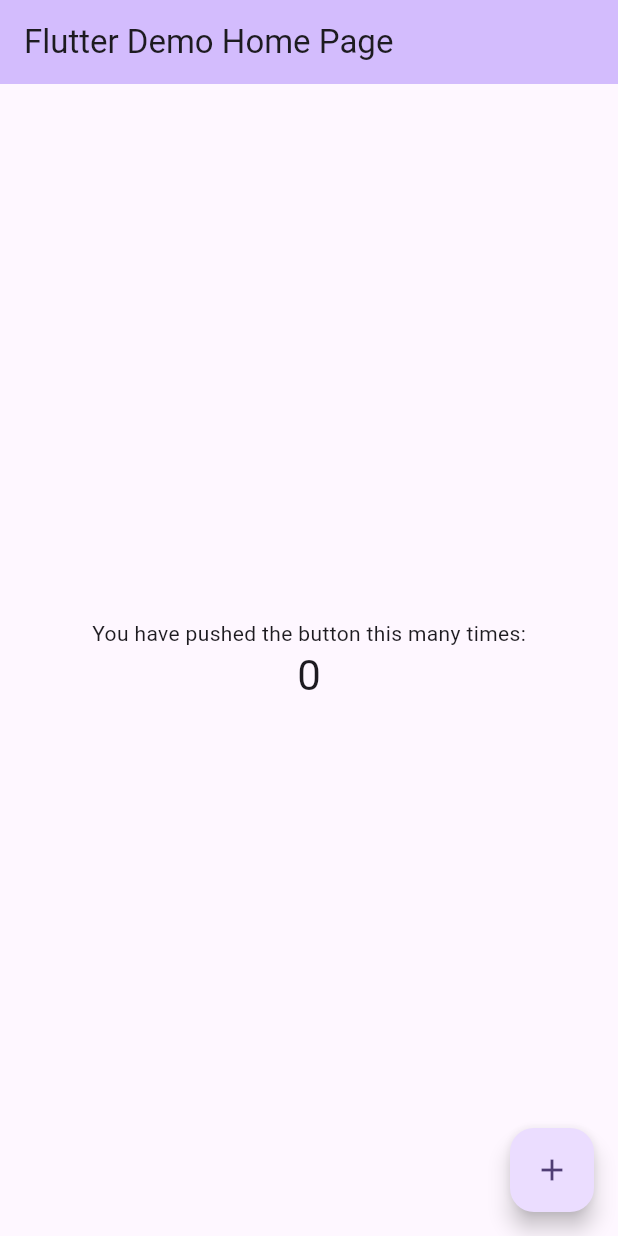
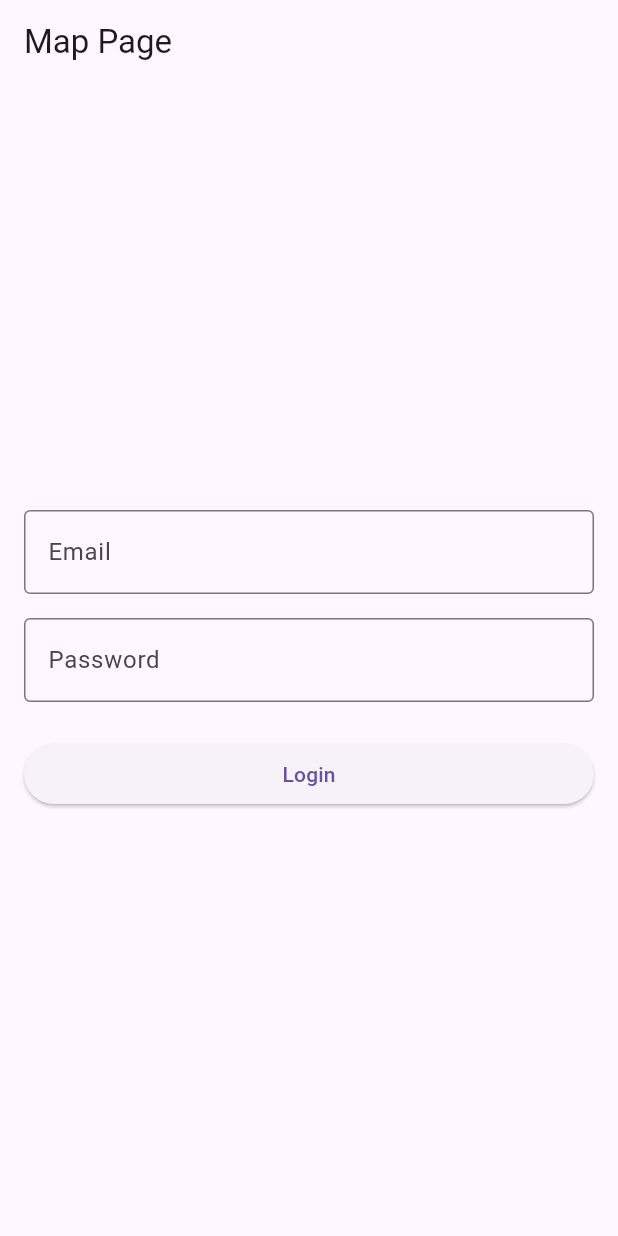
Before and after one commit to DGandIH/UniChat, a Flutter app: the screen it shows after launch, on a phone screen of 412 x 824 dp. Run offline on Flutter 3.47's test engine with Material 3 defaults, Android fonts, the light colour scheme and no system bars.

Commit message:
feat: 라우터 설정 및 예시 위젯 작성(login)

```diff
--- a/unichat/lib/main.dart
+++ b/unichat/lib/main.dart
@@ -1,125 +1,6 @@
 import 'package:flutter/material.dart';
+import 'package:unichat/router/app.dart';
 
 void main() {
   runApp(const MyApp());
 }
-
-class MyApp extends StatelessWidget {
-  const MyApp({super.key});
-
-  // This widget is the root of your application.
-  @override
-  Widget build(BuildContext context) {
-    return MaterialApp(
-      title: 'Flutter Demo',
-      theme: ThemeData(
-        // This is the theme of your application.
-        //
-        // TRY THIS: Try running your application with "flutter run". You'll see
-        // the application has a blue toolbar. Then, without quitting the app,
-        // try changing the seedColor in the colorScheme below to Colors.green
-        // and then invoke "hot reload" (save your changes or press the "hot
-        // reload" button in a Flutter-supported IDE, or press "r" if you used
-        // the command line to start the app).
-        //
-        // Notice that the counter didn't reset back to zero; the application
-        // state is not lost during the reload. To reset the state, use hot
-        // restart instead.
-        //
-        // This works for code too, not just values: Most code changes can be
-        // tested with just a hot reload.
-        colorScheme: ColorScheme.fromSeed(seedColor: Colors.deepPurple),
-        useMaterial3: true,
-      ),
-      home: const MyHomePage(title: 'Flutter Demo Home Page'),
-    );
-  }
-}
-
-class MyHomePage extends StatefulWidget {
-  const MyHomePage({super.key, required this.title});
-
-  // This widget is the home page of your application. It is stateful, meaning
-  // that it has a State object (defined below) that contains fields that affect
-  // how it looks.
-
-  // This class is the configuration for the state. It holds the values (in this
-  // case the title) provided by the parent (in this case the App widget) and
-  // used by the build method of the State. Fields in a Widget subclass are
-  // always marked "final".
-
-  final String title;
-
-  @override
-  State<MyHomePage> createState() => _MyHomePageState();
-}
-
-class _MyHomePageState extends State<MyHomePage> {
-  int _counter = 0;
-
-  void _incrementCounter() {
-    setState(() {
-      // This call to setState tells the Flutter framework that something has
-      // changed in this State, which causes it to rerun the build method below
-      // so that the display can reflect the updated values. If we changed
-      // _counter without calling setState(), then the build method would not be
-      // called again, and so nothing would appear to happen.
-      _counter++;
-    });
-  }
-
-  @override
-  Widget build(BuildContext context) {
-    // This method is rerun every time setState is called, for instance as done
-    // by the _incrementCounter method above.
-    //
-    // The Flutter framework has been optimized to make rerunning build methods
-    // fast, so that you can just rebuild anything that needs updating rather
-    // than having to individually change instances of widgets.
-    return Scaffold(
-      appBar: AppBar(
-        // TRY THIS: Try changing the color here to a specific color (to
-        // Colors.amber, perhaps?) and trigger a hot reload to see the AppBar
-        // change color while the other colors stay the same.
-        backgroundColor: Theme.of(context).colorScheme.inversePrimary,
-        // Here we take the value from the MyHomePage object that was created by
-        // the App.build method, and use it to set our appbar title.
-        title: Text(widget.title),
-      ),
-      body: Center(
-        // Center is a layout widget. It takes a single child and positions it
-        // in the middle of the parent.
-        child: Column(
-          // Column is also a layout widget. It takes a list of children and
-          // arranges them vertically. By default, it sizes itself to fit its
-          // children horizontally, and tries to be as tall as its parent.
-          //
-          // Column has various properties to control how it sizes itself and
-          // how it positions its children. Here we use mainAxisAlignment to
-          // center the children vertically; the main axis here is the vertical
-          // axis because Columns are vertical (the cross axis would be
-          // horizontal).
-          //
-          // TRY THIS: Invoke "debug painting" (choose the "Toggle Debug Paint"
-          // action in the IDE, or press "p" in the console), to see the
-          // wireframe for each widget.
-          mainAxisAlignment: MainAxisAlignment.center,
-          children: <Widget>[
-            const Text(
-              'You have pushed the button this many times:',
-            ),
-            Text(
-              '$_counter',
-              style: Theme.of(context).textTheme.headlineMedium,
-            ),
-          ],
-        ),
-      ),
-      floatingActionButton: FloatingActionButton(
-        onPressed: _incrementCounter,
-        tooltip: 'Increment',
-        child: const Icon(Icons.add),
-      ), // This trailing comma makes auto-formatting nicer for build methods.
-    );
-  }
-}
--- /dev/null
+++ b/unichat/lib/page/map.dart
@@ -0,0 +1,45 @@
+import 'package:flutter/material.dart';
+
+class MapPage extends StatelessWidget {
+  const MapPage({Key? key}) : super(key: key);
+
+  @override
+  Widget build(BuildContext context) {
+    return Scaffold(
+      appBar: AppBar(
+        title: Text('Map Page'),
+      ),
+      body: Padding(
+        padding: EdgeInsets.all(16.0),
+        child: Column(
+          mainAxisAlignment: MainAxisAlignment.center,
+          crossAxisAlignment: CrossAxisAlignment.stretch,
+          children: <Widget>[
+            TextFormField(
+              decoration: InputDecoration(
+                labelText: 'Email',
+                border: OutlineInputBorder(),
+              ),
+              keyboardType: TextInputType.emailAddress,
+            ),
+            SizedBox(height: 16.0),
+            TextFormField(
+              decoration: InputDecoration(
+                labelText: 'Password',
+                border: OutlineInputBorder(),
+              ),
+              obscureText: true,
+            ),
+            SizedBox(height: 24.0),
+            ElevatedButton(
+              child: Text('Login'),
+              onPressed: () {
+                // 여기에 로그인 로직을 추가하세요.
+              },
+            ),
+          ],
+        ),
+      ),
+    );
+  }
+}
--- /dev/null
+++ b/unichat/lib/router/app.dart
@@ -0,0 +1,35 @@
+// Copyright 2018-present the Flutter authors. All Rights Reserved.
+//
+// Licensed under the Apache License, Version 2.0 (the "License");
+// you may not use this file except in compliance with the License.
+// You may obtain a copy of the License at
+//
+// http://www.apache.org/licenses/LICENSE-2.0
+//
+// Unless required by applicable law or agreed to in writing, software
+// distributed under the License is distributed on an "AS IS" BASIS,
+// WITHOUT WARRANTIES OR CONDITIONS OF ANY KIND, either express or implied.
+// See the License for the specific language governing permissions and
+// limitations under the License.
+
+import 'package:flutter/material.dart';
+import 'package:unichat/page/login.dart';
+import 'package:unichat/page/map.dart';
+
+class MyApp extends StatelessWidget {
+  const MyApp({Key? key}) : super(key: key);
+
+  @override
+  Widget build(BuildContext context) {
+
+    return MaterialApp(
+        title: 'UniChat',
+        initialRoute: '/map',
+        routes: {
+          '/login' : (BuildContext context) => const LoginPage(),
+          '/map' : (BuildContext context) => const MapPage(),
+        },
+        theme: ThemeData.light(useMaterial3: true),
+      );
+  }
+}
--- a/unichat/pubspec.yaml
+++ b/unichat/pubspec.yaml
@@ -35,6 +35,8 @@ dependencies:
   # The following adds the Cupertino Icons font to your application.
   # Use with the CupertinoIcons class for iOS style icons.
   cupertino_icons: ^1.0.2
+  google_maps_flutter: ^2.5.0
+  google_maps_flutter_web: ^0.5.4+2
 
 dev_dependencies:
   flutter_test:
```
Also changed, not shown: unichat/lib/page/login.dart (added, +45 -0 lines), unichat/pubspec.lock, 7 other files.
